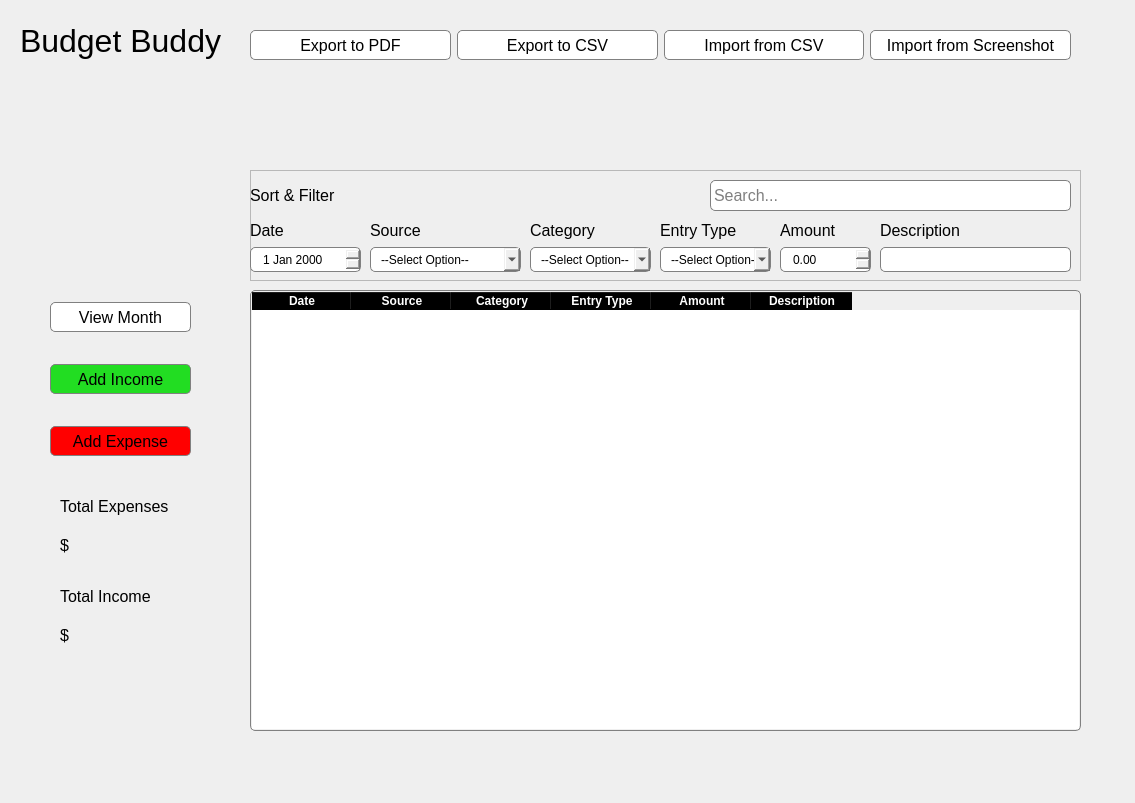
Qt form welcomescreen.ui (j-bloom/BudgetBuddy) before a commit.
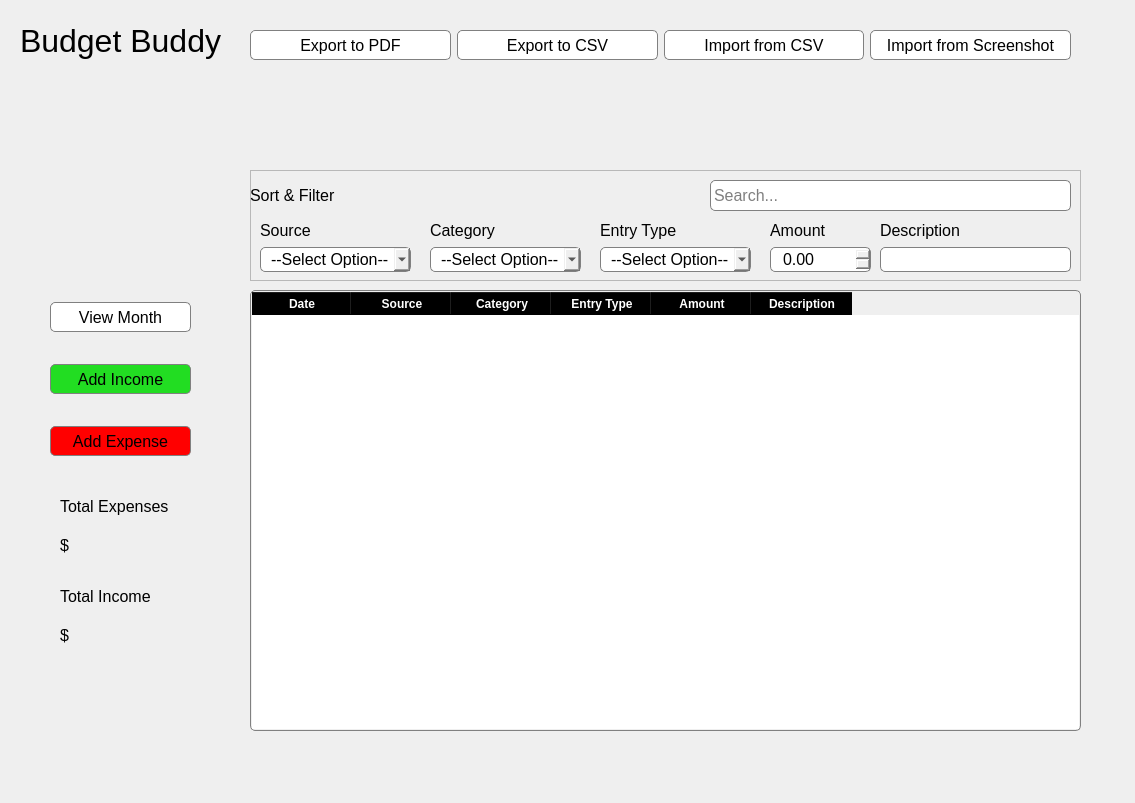
The same form after that commit.

Commit message: remove date sort and modify font size for better UX

```diff
--- a/welcomescreen.ui
+++ b/welcomescreen.ui
@@ -79,6 +79,11 @@
      <height>441</height>
     </rect>
    </property>
+   <property name="font">
+    <font>
+     <pointsize>12</pointsize>
+    </font>
+   </property>
    <property name="styleSheet">
     <string notr="true">QHeaderView::section {
 	font-weight: bold;
@@ -96,7 +101,7 @@
     </property>
     <property name="font">
      <font>
-      <pointsize>8</pointsize>
+      <pointsize>12</pointsize>
      </font>
     </property>
     <property name="textAlignment">
@@ -109,7 +114,7 @@
     </property>
     <property name="font">
      <font>
-      <pointsize>8</pointsize>
+      <pointsize>12</pointsize>
      </font>
     </property>
     <property name="textAlignment">
@@ -122,7 +127,7 @@
     </property>
     <property name="font">
      <font>
-      <pointsize>8</pointsize>
+      <pointsize>12</pointsize>
      </font>
     </property>
     <property name="textAlignment">
@@ -135,7 +140,7 @@
     </property>
     <property name="font">
      <font>
-      <pointsize>8</pointsize>
+      <pointsize>12</pointsize>
      </font>
     </property>
     <property name="textAlignment">
@@ -148,7 +153,7 @@
     </property>
     <property name="font">
      <font>
-      <pointsize>8</pointsize>
+      <pointsize>12</pointsize>
      </font>
     </property>
     <property name="textAlignment">
@@ -159,6 +164,11 @@
     <property name="text">
      <string>Description</string>
     </property>
+    <property name="font">
+     <font>
+      <pointsize>12</pointsize>
+     </font>
+    </property>
     <property name="textAlignment">
      <set>AlignCenter</set>
     </property>
@@ -281,47 +291,7 @@
    <widget class="QWidget" name="layoutWidget">
     <property name="geometry">
      <rect>
-      <x>0</x>
-      <y>50</y>
-      <width>111</width>
-      <height>52</height>
-     </rect>
-    </property>
-    <layout class="QVBoxLayout" name="verticalLayout_Date">
-     <item>
-      <widget class="QLabel" name="dateSortLabel">
-       <property name="font">
-        <font>
-         <pointsize>12</pointsize>
-        </font>
-       </property>
-       <property name="text">
-        <string>Date</string>
-       </property>
-      </widget>
-     </item>
-     <item>
-      <widget class="QDateEdit" name="dateSort">
-       <property name="minimumSize">
-        <size>
-         <width>0</width>
-         <height>25</height>
-        </size>
-       </property>
-       <property name="maximumSize">
-        <size>
-         <width>16777215</width>
-         <height>25</height>
-        </size>
-       </property>
-      </widget>
-     </item>
-    </layout>
-   </widget>
-   <widget class="QWidget" name="layoutWidget">
-    <property name="geometry">
-     <rect>
-      <x>120</x>
+      <x>10</x>
       <y>50</y>
       <width>151</width>
       <height>52</height>
@@ -354,6 +324,11 @@
          <height>25</height>
         </size>
        </property>
+       <property name="font">
+        <font>
+         <pointsize>12</pointsize>
+        </font>
+       </property>
        <property name="placeholderText" stdset="0">
         <string>--Select Option--</string>
        </property>
@@ -404,9 +379,9 @@
    <widget class="QWidget" name="layoutWidget">
     <property name="geometry">
      <rect>
-      <x>530</x>
+      <x>520</x>
       <y>50</y>
-      <width>91</width>
+      <width>101</width>
       <height>52</height>
      </rect>
     </property>
@@ -437,6 +412,11 @@
          <height>25</height>
         </size>
        </property>
+       <property name="font">
+        <font>
+         <pointsize>12</pointsize>
+        </font>
+       </property>
       </widget>
      </item>
     </layout>
@@ -444,9 +424,9 @@
    <widget class="QWidget" name="layoutWidget">
     <property name="geometry">
      <rect>
-      <x>280</x>
+      <x>180</x>
       <y>50</y>
-      <width>121</width>
+      <width>151</width>
       <height>52</height>
      </rect>
     </property>
@@ -477,6 +457,11 @@
          <height>25</height>
         </size>
        </property>
+       <property name="font">
+        <font>
+         <pointsize>12</pointsize>
+        </font>
+       </property>
        <property name="placeholderText" stdset="0">
         <string>--Select Option--</string>
        </property>
@@ -547,9 +532,9 @@
    <widget class="QWidget" name="layoutWidget">
     <property name="geometry">
      <rect>
-      <x>410</x>
+      <x>350</x>
       <y>50</y>
-      <width>111</width>
+      <width>151</width>
       <height>52</height>
      </rect>
     </property>
@@ -580,6 +565,11 @@
          <height>25</height>
         </size>
        </property>
+       <property name="font">
+        <font>
+         <pointsize>12</pointsize>
+        </font>
+       </property>
        <property name="placeholderText" stdset="0">
         <string>--Select Option--</string>
        </property>
```
The commit also changes 2 other files.
